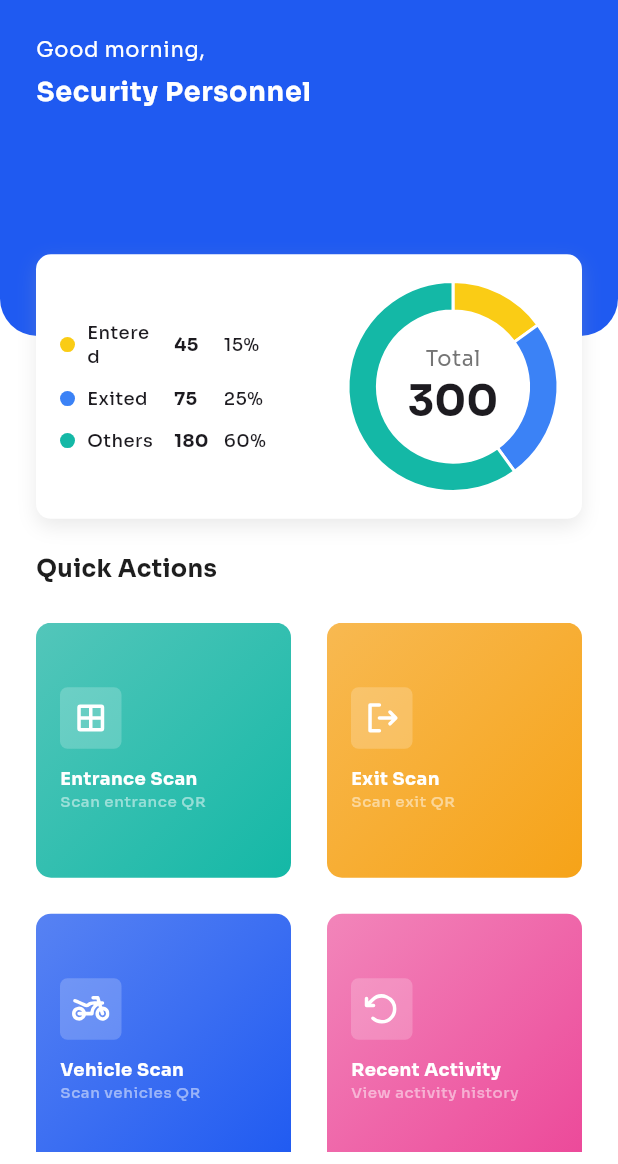
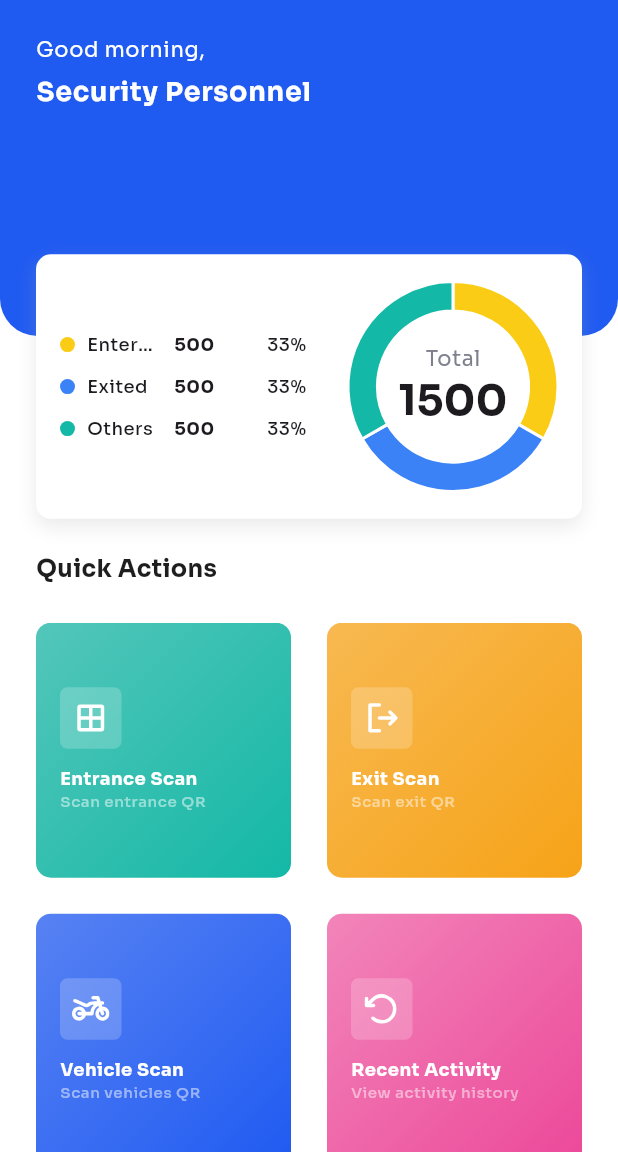
Before and after one commit to bhugthicc2/cvms_mobile, a Flutter app: the HomePage screen opened by its route, on a phone screen of 412 x 824 dp, the part 72-1236 px from its top. Run offline on Flutter 3.47's test engine with Material 3 defaults, Android fonts, the phone set to English and light mode, and no system bars; our stand-ins replace audioplayers, cloud_firestore, equatable, firebase_auth, firebase_core, flutter_bloc and 4 more; missing offline and left inert: mobile_scanner; accounts and stored records are empty; generated files the repository leaves out were written again.

```diff
--- a/lib/core/theme/app_strings.dart
+++ b/lib/core/theme/app_strings.dart
@@ -32,4 +32,10 @@ class AppStrings {
   static const String vehicleScanSubtitle = 'Scan vehicles QR';
   static const String recentActivityTitle = 'Recent Activity';
   static const String recentActivitySubtitle = 'View activity history';
+
+  //Chart categories
+  static const String entered = 'Entered';
+  static const String exited = 'Exited';
+  static const String others = 'Others';
+  static const String total = 'Total';
 }
--- /dev/null
+++ b/lib/core/utils/number_formatter.dart
@@ -0,0 +1,18 @@
+class NumberFormatter {
+  static String compact(num value) {
+    if (value >= 1000000000) {
+      return '${(value / 1000000000).toStringAsFixed(1)}B';
+    } else if (value >= 1000000) {
+      return '${(value / 1000000).toStringAsFixed(1)}M';
+    } else if (value >= 1000) {
+      return '${(value / 1000).toStringAsFixed(1)}K';
+    } else {
+      return value.toStringAsFixed(0);
+    }
+  }
+
+  static String percent(num part, num total) {
+    if (total == 0) return '0%';
+    return '${((part / total) * 100).toStringAsFixed(0)}%';
+  }
+}
--- a/lib/features/home/pages/home_page.dart
+++ b/lib/features/home/pages/home_page.dart
@@ -31,9 +31,9 @@ class HomePage extends StatelessWidget {
     final qaLabelOffsetY = headerHeight * 0.12;
     final gridOffsetY = headerHeight * 0.03;
     final chartData = [
-      ChartModel('Entered', 45, const Color(0xFFFACC15)),
-      ChartModel('Exited', 75, const Color(0xFF3B82F6)),
-      ChartModel('Others', 180, const Color(0xFF14B8A6)),
+      ChartModel(AppStrings.entered, 500, const Color(0xFFFACC15)),
+      ChartModel(AppStrings.exited, 500, const Color(0xFF3B82F6)),
+      ChartModel(AppStrings.others, 500, const Color(0xFF14B8A6)),
     ];
 
     return BlocBuilder<AuthCubit, AuthState>(
--- a/lib/features/home/widgets/charts/custom_donut_chart.dart
+++ b/lib/features/home/widgets/charts/custom_donut_chart.dart
@@ -1,4 +1,7 @@
+import 'package:cvms_mobile/core/theme/app_colors.dart';
 import 'package:cvms_mobile/core/theme/app_spacing.dart';
+import 'package:cvms_mobile/core/theme/app_strings.dart';
+import 'package:cvms_mobile/core/utils/number_formatter.dart';
 import 'package:cvms_mobile/features/home/models/chart_model.dart';
 import 'package:flutter/material.dart';
 import 'package:syncfusion_flutter_charts/charts.dart';
@@ -21,7 +24,9 @@ class CustomDonutChart extends StatelessWidget {
             crossAxisAlignment: CrossAxisAlignment.start,
             children:
                 data.map((item) {
-                  final percent = (item.value / total * 100).toStringAsFixed(0);
+                  final percent = NumberFormatter.percent(item.value, total);
+                  final formattedValue = NumberFormatter.compact(item.value);
+
                   return Padding(
                     padding: const EdgeInsets.symmetric(vertical: 6),
                     child: Row(
@@ -39,25 +44,30 @@ class CustomDonutChart extends StatelessWidget {
                         SizedBox(
                           width: 50,
                           child: Text(
+                            overflow: TextOverflow.ellipsis,
                             item.category,
                             style: Theme.of(context).textTheme.labelMedium,
                           ),
                         ),
                         AppSpacing.hXs,
 
-                        SizedBox(
-                          width: 25,
-                          child: Text(
-                            '${item.value.toInt()}',
-                            style: Theme.of(context).textTheme.labelMedium
-                                ?.copyWith(fontWeight: FontWeight.bold),
+                        Expanded(
+                          child: SizedBox(
+                            width: 27,
+                            child: Text(
+                              formattedValue,
+                              style: Theme.of(context).textTheme.labelMedium
+                                  ?.copyWith(fontWeight: FontWeight.bold),
+                            ),
                           ),
                         ),
                         AppSpacing.hXs,
 
-                        Text(
-                          '$percent%',
-                          style: Theme.of(context).textTheme.labelMedium,
+                        Expanded(
+                          child: Text(
+                            percent,
+                            style: Theme.of(context).textTheme.labelMedium,
+                          ),
                         ),
                       ],
                     ),
@@ -89,10 +99,10 @@ class CustomDonutChart extends StatelessWidget {
                   mainAxisSize: MainAxisSize.min,
                   children: [
                     Text(
-                      'Total',
+                      AppStrings.total,
                       style: Theme.of(
                         context,
-                      ).textTheme.bodySmall?.copyWith(color: Colors.grey[600]),
+                      ).textTheme.bodySmall?.copyWith(color: AppColors.grey400),
                     ),
                     Text(
                       total.toString(),
--- a/lib/features/home/widgets/header/custom_user_greetings.dart
+++ b/lib/features/home/widgets/header/custom_user_greetings.dart
@@ -9,6 +9,7 @@ class CustomUserGreetings extends StatelessWidget {
   Widget build(BuildContext context) {
     return Text(
       greeting,
+      overflow: TextOverflow.ellipsis,
       style: Theme.of(
         context,
       ).textTheme.bodySmall?.copyWith(color: AppColors.white),
```
Also changed, not shown: app_progress_shots/emailsent_page.png (added), app_progress_shots/forgotpass_page.png (added), app_progress_shots/home_page.png (added), app_progress_shots/login_page.png (added), app_progress_shots/profile_page.png (added), app_progress_shots/qr_scanner_initialized.png (added), app_progress_shots/qr_scanner_loaded.png (added), app_progress_shots/recent_activity_page.png (added), app_progress_shots/sidebar.png (added), app_progress_shots/splash_page.png (added), 1 other file.
